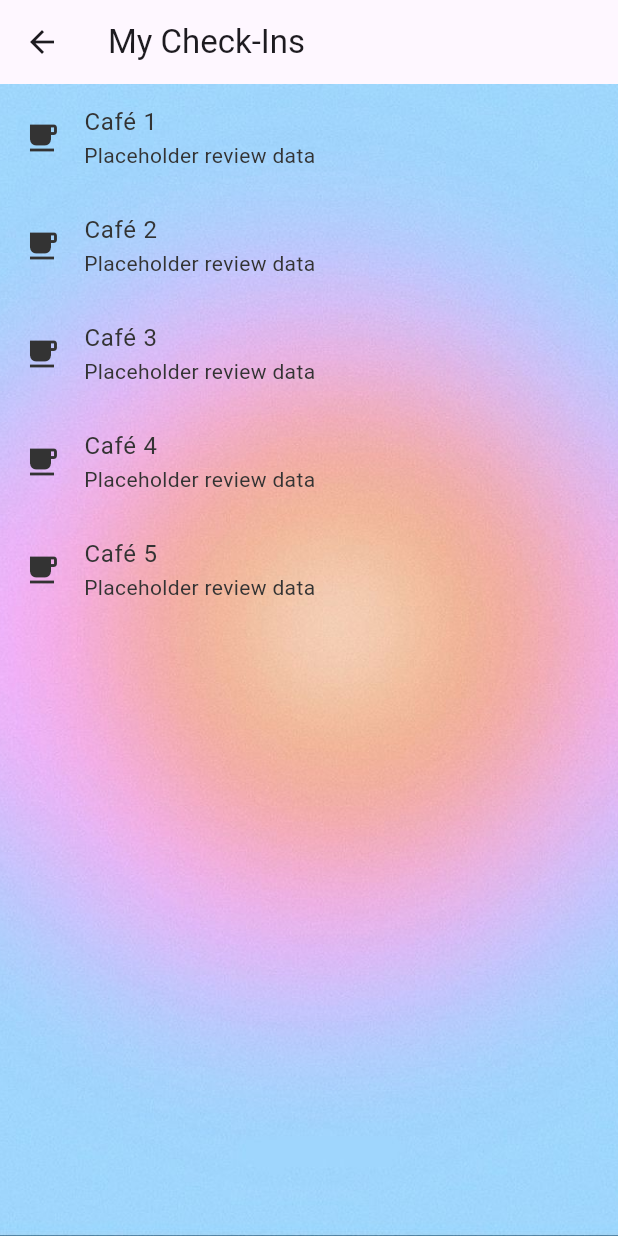
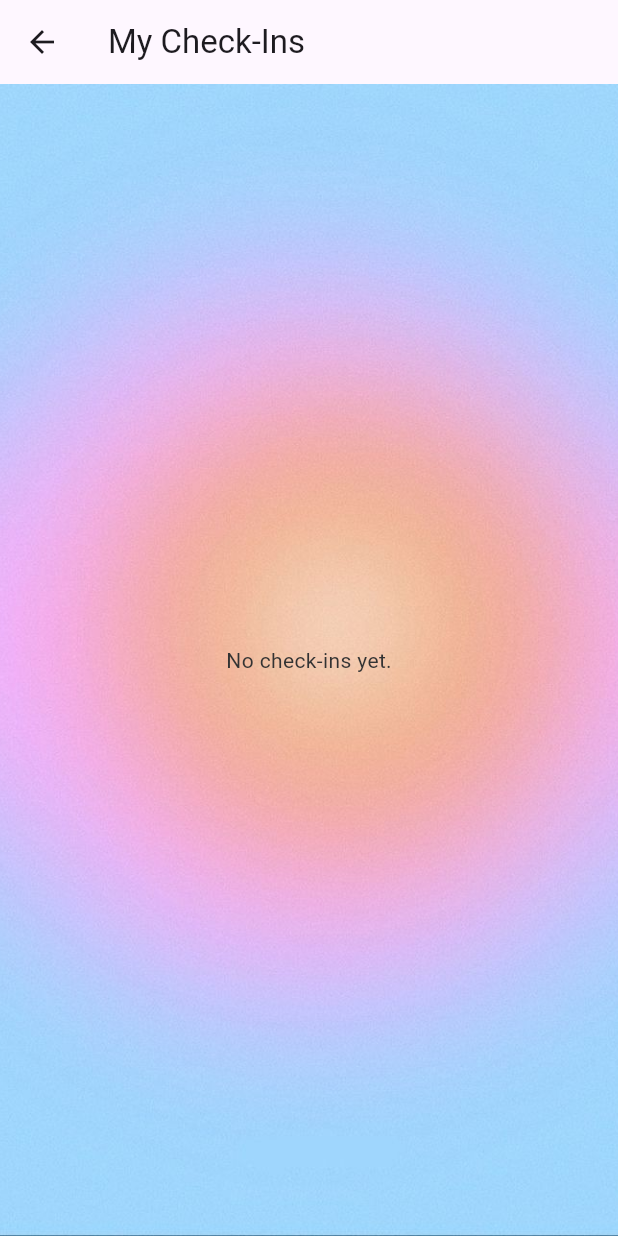
Before and after one commit to maggeema/Aura, a Flutter app: the CheckInsPage screen opened by its route, on a phone screen of 412 x 824 dp. Run offline on Flutter 3.47's test engine with Material 3 defaults, Android fonts, the phone set to English and light mode, and no system bars; our stand-ins replace cloud_firestore, csv, firebase_auth, firebase_core, google_maps_flutter, location; missing offline and left inert: date_format_field; accounts and stored records are empty.

Commit message:
Update past_checkins.dart

```diff
--- a/lib/Pages/past_checkins.dart
+++ b/lib/Pages/past_checkins.dart
@@ -1,10 +1,32 @@
-// checkins_page.dart
 import 'package:flutter/material.dart';
+import 'package:cloud_firestore/cloud_firestore.dart';
+import 'package:firebase_auth/firebase_auth.dart';
 
 class CheckInsPage extends StatelessWidget {
   @override
   Widget build(BuildContext context) {
     final darkGrey = Color(0xFF333333);
+
+    // Get signed-in user
+    final user = FirebaseAuth.instance.currentUser;
+    if (user == null) {
+      return Scaffold(
+        appBar: AppBar(title: Text('My Check-Ins')),
+        body: Center(
+          child: Text(
+            'Please log in to see your check-ins.',
+            style: TextStyle(color: darkGrey),
+          ),
+        ),
+      );
+    }
+
+    // Firestore reference for this user's check-ins
+    final checkinsRef = FirebaseFirestore.instance
+        .collection('users')
+        .doc(user.uid)
+        .collection('checkins')
+        .orderBy('timestamp', descending: true);
 
     return Scaffold(
       appBar: AppBar(title: Text('My Check-Ins')),
@@ -15,17 +37,70 @@ class CheckInsPage extends StatelessWidget {
             fit: BoxFit.cover,
           ),
         ),
-        child: ListView.builder(
-          itemCount: 5, // Placeholder number
-          itemBuilder: (context, index) {
-            return ListTile(
-              title: Text('Café ${index + 1}', style: TextStyle(color: darkGrey)),
-              subtitle: Text('Placeholder review data', style: TextStyle(color: darkGrey)),
-              leading: Icon(Icons.local_cafe, color: darkGrey),
+        child: StreamBuilder<QuerySnapshot>(
+          stream: checkinsRef.snapshots(), // real-time updates
+          builder: (context, snapshot) {
+            if (snapshot.connectionState == ConnectionState.waiting) {
+              return Center(child: CircularProgressIndicator());
+            }
+
+            final docs = snapshot.data?.docs ?? [];
+            if (docs.isEmpty) {
+              return Center(
+                child: Text(
+                  'No check-ins yet.',
+                  style: TextStyle(color: darkGrey),
+                ),
+              );
+            }
+
+            return ListView.builder(
+              itemCount: docs.length,
+              itemBuilder: (context, index) {
+                final data = docs[index].data()! as Map<String, dynamic>;
+                final cafeName = data['cafeName'] as String? ?? 'Unknown Café';
+                final review = data['review'] as String? ?? '';
+                final date = (data['timestamp'] as Timestamp).toDate();
+
+                return ListTile(
+                  // Center cup icon alongside two text lines
+                  leading: Column(
+                    mainAxisAlignment: MainAxisAlignment.center,
+                    children: [
+                      Icon(Icons.local_cafe, color: darkGrey),
+                    ],
+                  ),
+
+                  // Line 1: Café name
+                  title: Text(
+                    cafeName,
+                    style: TextStyle(
+                      color: darkGrey,
+                      fontSize: 16,
+                      fontWeight: FontWeight.w600,
+                    ),
+                  ),
+
+                  // Line 2: the user’s actual review in smaller font
+                  subtitle: Text(
+                    review,
+                    style: TextStyle(
+                      color: darkGrey,
+                      fontSize: 12,
+                    ),
+                  ),
+
+                  // Date on the right
+                  trailing: Text(
+                    '${date.month}/${date.day}/${date.year}',
+                    style: TextStyle(color: darkGrey, fontSize: 12),
+                  ),
+                );
+              },
             );
           },
-        ),
-      ),
-    );
+        ), // StreamBuilder
+      ), // Container
+    ); // Scaffold
   }
 }
```
